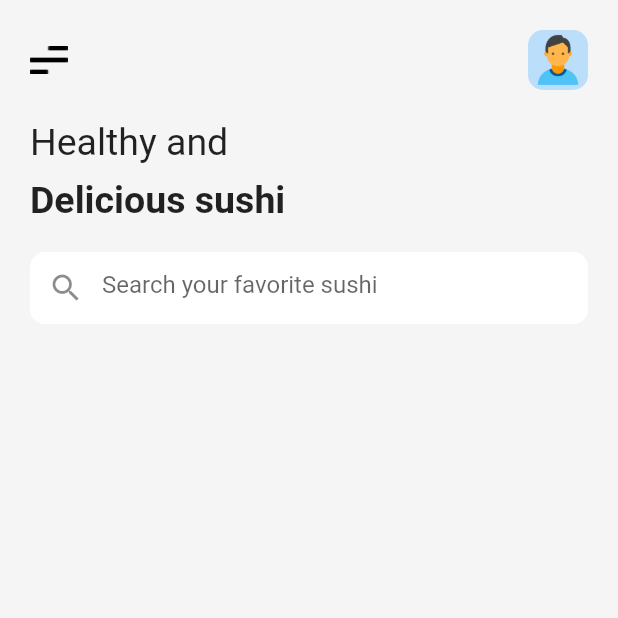
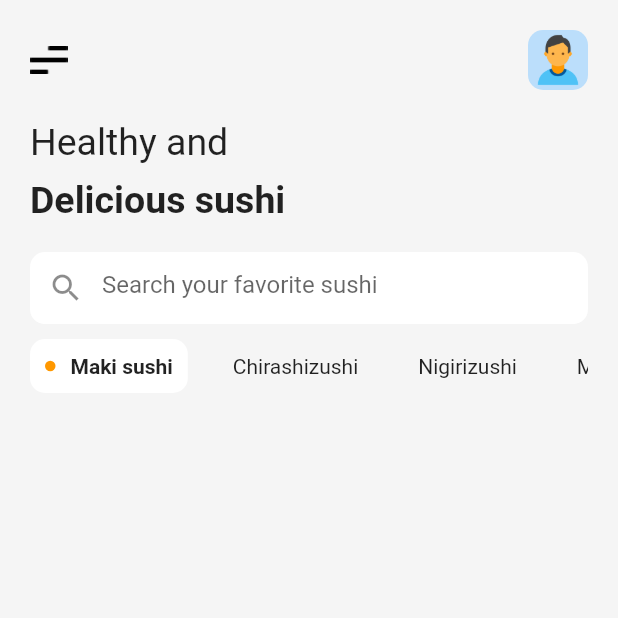
Before and after one commit to aledevme/sushiapp, a Flutter app: the Menu screen opened by its route, on a phone screen of 412 x 824 dp, the top half of it. Run offline on Flutter 3.47's test engine with Material 2 defaults, Android fonts, the phone set to English and light mode, and no system bars.

Commit message:
carrousel of types sushi added ✅

```diff
--- a/lib/screens/menu.dart
+++ b/lib/screens/menu.dart
@@ -42,7 +42,8 @@ class _MenuState extends State<Menu> {
               SizedBox(height: 20),
               _textPresentation(),
               SizedBox(height: 20),
-              _searchField()
+              _searchField(),
+              _carrouselTypesOfSushi()
             ],
           ),
         ),
@@ -116,13 +117,45 @@ class _MenuState extends State<Menu> {
       scrollDirection: Axis.horizontal,
       itemCount: typesSushi.length,
       itemBuilder: (BuildContext context, int index){
-          return Container(
-
+          bool isSelected = selected == index;
+          return GestureDetector(
+            onTap: ()=>changeType(index),
+            child: Container(
+              decoration: BoxDecoration(
+                color: isSelected ? Colors.white : Colors.transparent,
+                borderRadius: BorderRadius.circular(10)
+              ),
+              margin: EdgeInsets.only(
+                top: 10,
+                right: 10
+              ),
+              padding: EdgeInsets.all(10),
+              child: Row(
+                children: [
+                  isSelected ? Container(height: 7, width: 7, decoration: BoxDecoration(
+                    borderRadius: BorderRadius.circular(10),
+                    color: Colors.orange,
+                  )) : Container(),
+                  SizedBox(width: 10),
+                  Text(typesSushi[index].name,
+                    style: TextStyle(
+                      fontWeight: isSelected ? FontWeight.w600 : FontWeight.normal
+                    ),
+                  )
+                ],
+              )
+            )
           );
         }
       )
     );
   }
 
+  changeType(int index){
+    setState(() {
+      selected = index;
+    });
+  }
+
 
 }
```
